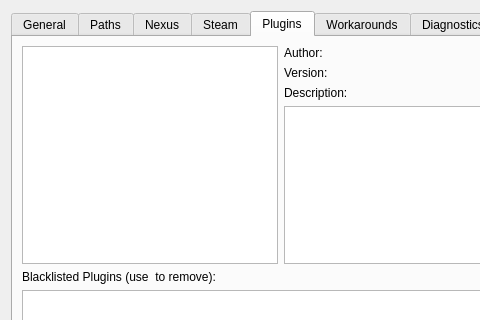
This is modorganizer/src/settingsdialog.ui in Holt59/mo2-merge as Qt 5 draws it before an edit; both pictures show x 0 to 480 and y 0 to 320 of the 586 by 498 pixel window. The edited form follows.
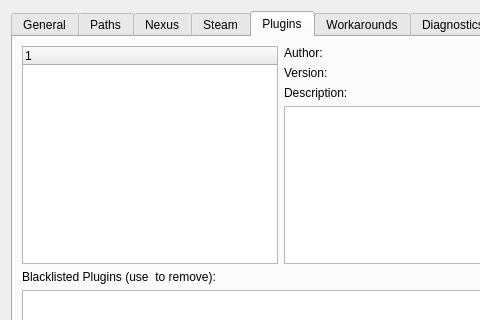
This is the edited form. The open tabs and pages were chosen to show the change. Icons and pictures are not drawn. Custom widgets are drawn as their Qt base class.

Commit message: [modorganizer] Display plugins in a tree instead of a list in the settings dialog.

```diff
--- a/modorganizer/src/settingsdialog.ui
+++ b/modorganizer/src/settingsdialog.ui
@@ -1042,16 +1042,18 @@
        <item>
         <layout class="QHBoxLayout" name="horizontalLayout_9">
          <item>
-          <widget class="QListWidget" name="pluginsList">
+          <widget class="QTreeWidget" name="pluginsList">
            <property name="sizePolicy">
             <sizepolicy hsizetype="Fixed" vsizetype="Expanding">
              <horstretch>0</horstretch>
              <verstretch>0</verstretch>
             </sizepolicy>
            </property>
-           <property name="sortingEnabled">
-            <bool>true</bool>
-           </property>
+           <column>
+            <property name="text">
+             <string notr="true">1</string>
+            </property>
+           </column>
           </widget>
          </item>
          <item>
```
Left out of the diff: 2 changed lines with no effect on the pictures. The commit also changes 5 other files.
